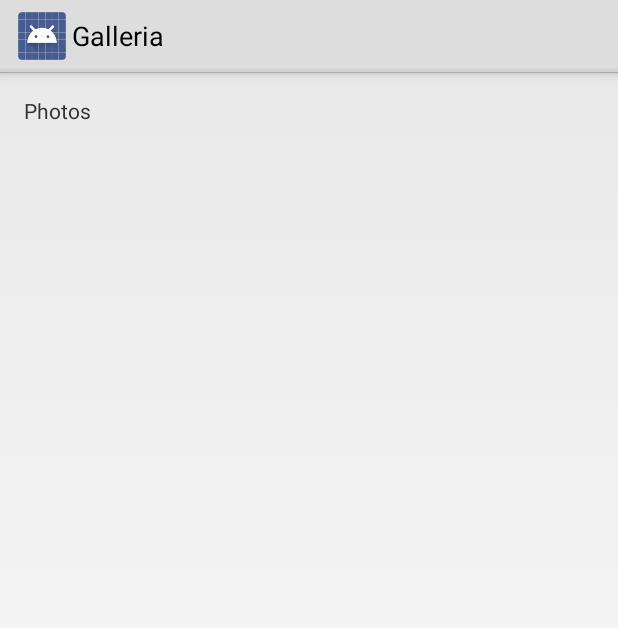
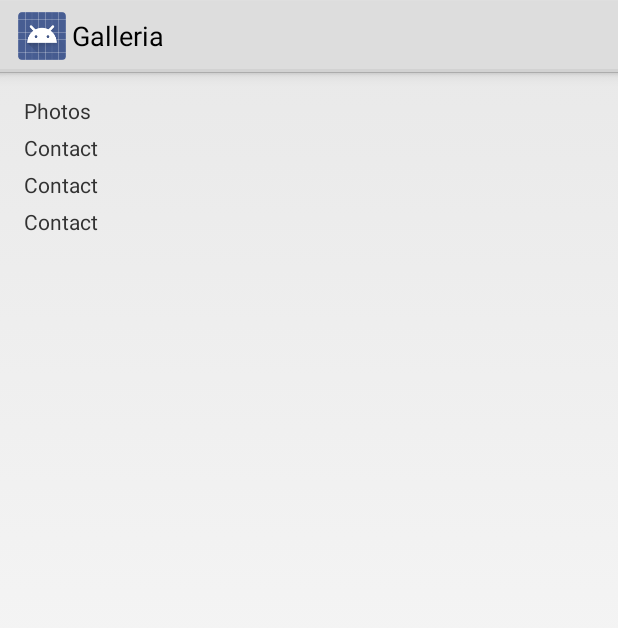
Before and after one commit to VishaalK/Galleria, an Android app: the layout activity_main.xml on its own in the app's theme, with its tools: preview values and no code run, on a phone screen of 412 x 824 dp. Shown: the top 628 px of the screen. Run offline under Robolectric (Android 15) with nearby library versions, the phone set to English and light mode, and no system bars.

Commit message:
I have accessed the Contacts and I will be updating the ListView accordingly.

```diff
--- a/app/src/main/AndroidManifest.xml
+++ b/app/src/main/AndroidManifest.xml
@@ -1,6 +1,7 @@
 <?xml version="1.0" encoding="utf-8"?>
 <manifest xmlns:android="http://schemas.android.com/apk/res/android"
     package="com.rsv.galleria" >
+    <uses-permission android:name="android.permission.READ_CONTACTS" />
 
     <application
         android:allowBackup="true"
--- a/app/src/main/res/layout/activity_main.xml
+++ b/app/src/main/res/layout/activity_main.xml
@@ -13,17 +13,41 @@
         android:paddingBottom="5dp"
         />
 
+    <TextView android:id="@+id/contact_1"
+        android:text="@string/contact"
+        android:layout_width="wrap_content"
+        android:layout_height="wrap_content"
+        android:paddingBottom="5dp"
+        android:layout_below="@id/text_view"
+        />
+
+    <TextView android:id="@+id/contact_2"
+        android:text="@string/contact"
+        android:layout_width="wrap_content"
+        android:layout_height="wrap_content"
+        android:paddingBottom="5dp"
+        android:layout_below="@id/contact_1"
+        />
+
+    <TextView android:id="@+id/contact_3"
+        android:text="@string/contact"
+        android:layout_width="wrap_content"
+        android:layout_height="wrap_content"
+        android:paddingBottom="5dp"
+        android:layout_below="@id/contact_2"
+        />
 
     <GridView xmlns:android="http://schemas.android.com/apk/res/android"
         android:id="@+id/gridview"
         android:layout_width="match_parent"
         android:layout_height="match_parent"
         android:numColumns="3"
-        android:verticalSpacing="2dp"
-        android:horizontalSpacing="2dp"
+        android:verticalSpacing="0dp"
+        android:horizontalSpacing="0dp"
         android:stretchMode="columnWidth"
-        android:layout_below="@id/text_view"
+        android:layout_below="@id/contact_3"
         android:smoothScrollbar="false"
         android:stackFromBottom="false"
         android:gravity="center" />
+
 </RelativeLayout>
--- /dev/null
+++ b/app/src/main/res/layout/contact_list_item.xml
@@ -0,0 +1,6 @@
+<?xml version="1.0" encoding="utf-8"?>
+<TextView xmlns:android="http://schemas.android.com/apk/res/android"
+    android:id="@android:id/text1"
+    android:layout_width="match_parent"
+    android:layout_height="wrap_content"
+    android:clickable="true"/>
--- a/app/src/main/res/values/strings.xml
+++ b/app/src/main/res/values/strings.xml
@@ -4,4 +4,5 @@
     <string name="search_hint">Search Hint</string>
     <string name="photos">Photos</string>
     <string name="action_settings">Settings</string>
+    <string name="contact">Contact</string>
 </resources>
```
Also changed, not shown: app/src/main/java/com/rsv/galleria/ContactsListFragment.java (added, +25 -0 lines), app/src/main/java/com/rsv/galleria/ImageAdapter.java (+1 -16 lines), app/src/main/java/com/rsv/galleria/MainActivity.java (+77 -19 lines).
